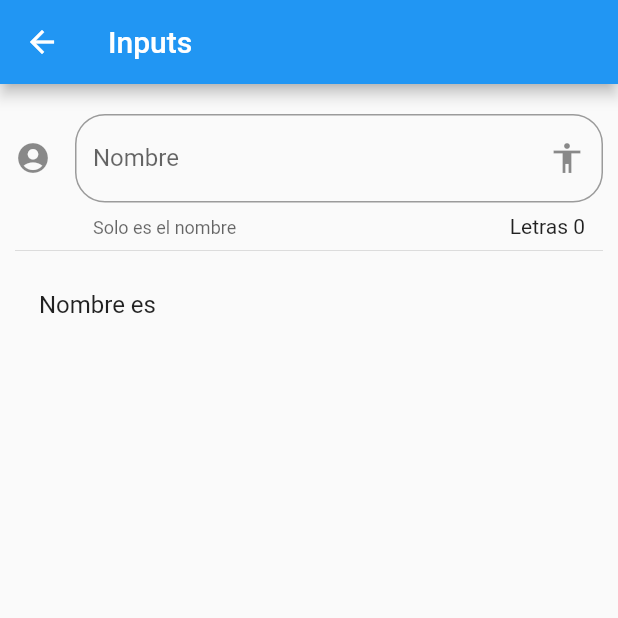
After one commit to AngelNahuat/componentes, a Flutter app: the InputPage screen opened by its route, on a phone screen of 412 x 824 dp, the top half of it. The commit adds this screen. Run offline on Flutter 3.47's test engine with Material 2 defaults, Android fonts, the phone set to English and light mode, and no system bars.

Commit message:
inputFields

```diff
--- a/data/menu_opts.json
+++ b/data/menu_opts.json
@@ -20,6 +20,11 @@
             "ruta" : "animatedContainer",
             "icon" : "donut_large",
             "texto": "Animated Container"
+        },
+        {
+            "ruta" : "inputs",
+            "icon" : "input",
+            "texto": "Inputs"
         }
     ]
 }
--- /dev/null
+++ b/lib/src/pages/input_pages.dart
@@ -0,0 +1,46 @@
+import 'package:flutter/material.dart';
+
+class InputPage extends StatefulWidget {
+  @override
+  _InputPageState createState() => _InputPageState();
+}
+
+class _InputPageState extends State<InputPage> {
+  String _nombre = "";
+  @override
+  Widget build(BuildContext context) {
+    return Scaffold(
+      appBar: AppBar(
+        title: Text("Inputs"),
+      ),
+      body: ListView(
+        padding: EdgeInsets.symmetric(horizontal: 10.0, vertical: 20.0),
+        children: <Widget>[_crearInput(), Divider(), _crearPersona()],
+      ),
+    );
+  }
+
+  Widget _crearInput() {
+    return TextField(
+      //autofocus: true,
+      textCapitalization: TextCapitalization.sentences,
+      decoration: InputDecoration(
+          border: OutlineInputBorder(borderRadius: BorderRadius.circular(20.0)),
+          counter: Text("Letras ${_nombre.length}"),
+          hintText: 'Nombre de la persona',
+          labelText: "Nombre",
+          helperText: "Solo es el nombre",
+          suffixIcon: Icon(Icons.accessibility),
+          icon: Icon(Icons.account_circle)),
+      onChanged: (valor) {
+        setState(() {
+          _nombre = valor;
+        });
+      },
+    );
+  }
+
+  Widget _crearPersona() {
+    return ListTile(title: Text("Nombre es $_nombre"));
+  }
+}
--- a/lib/src/routes/routes.dart
+++ b/lib/src/routes/routes.dart
@@ -1,3 +1,4 @@
+import 'package:componentes/src/pages/input_pages.dart';
 import 'package:flutter/material.dart';
 
 import '../pages/alert_page.dart';
@@ -5,6 +6,7 @@ import '../pages/animated_container.dart';
 import '../pages/avatar_page.dart';
 import '../pages/card_page.dart';
 import '../pages/home_page.dart';
+import '../pages/input_pages.dart';
 
 Map<String, WidgetBuilder> getAppRoutes() {
   return <String, WidgetBuilder>{
@@ -13,5 +15,6 @@ Map<String, WidgetBuilder> getAppRoutes() {
     'avatar': (BuildContext context) => AvatarPage(),
     'card': (BuildContext context) => CardPage(),
     'animatedContainer': (BuildContext context) => AnimatedconPage(),
+    'inputs': (BuildContext context) => InputPage(),
   };
 }
--- a/lib/src/utis/icono_string.dart
+++ b/lib/src/utis/icono_string.dart
@@ -5,6 +5,7 @@ final _icons = <String, IconData>{
   'accessibility': Icons.accessibility,
   'folder_open': Icons.folder_open,
   'donut_large': Icons.donut_large,
+  'input': Icons.input,
 };
 
 Icon getIcon(String nombreIcono) {
```
